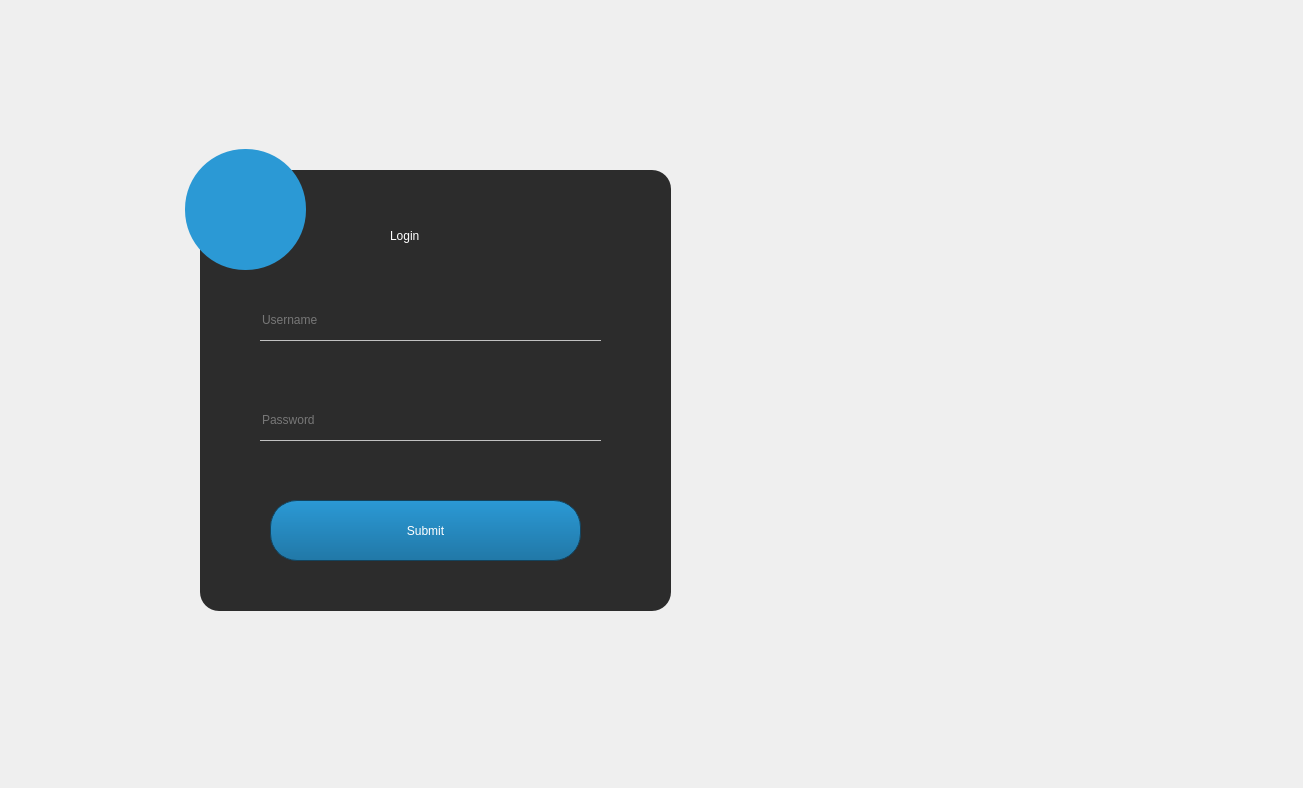
Old version of the form theLIBRARY/login.ui in the repository 270122090/the_Library.
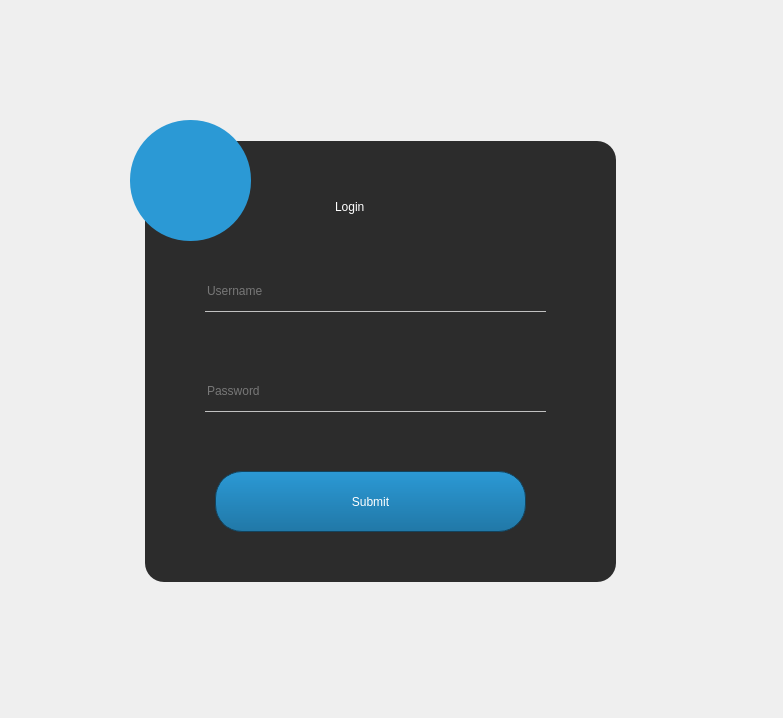
New version of the form.

Commit message: Login Redesign

The edit to the form file:
```diff
--- a/theLIBRARY/login.ui
+++ b/theLIBRARY/login.ui
@@ -6,8 +6,8 @@
    <rect>
     <x>0</x>
     <y>0</y>
-    <width>1303</width>
-    <height>788</height>
+    <width>783</width>
+    <height>718</height>
    </rect>
   </property>
   <property name="windowTitle">
@@ -16,8 +16,8 @@
   <widget class="QLabel" name="labelBackground">
    <property name="geometry">
     <rect>
-     <x>70</x>
-     <y>40</y>
+     <x>15</x>
+     <y>11</y>
      <width>721</width>
      <height>691</height>
     </rect>
@@ -38,8 +38,8 @@
   <widget class="QFrame" name="frame_2">
    <property name="geometry">
     <rect>
-     <x>200</x>
-     <y>170</y>
+     <x>145</x>
+     <y>141</y>
      <width>471</width>
      <height>441</height>
     </rect>
@@ -173,11 +173,33 @@
     </property>
    </widget>
   </widget>
+  <widget class="QLabel" name="labelAstronaut">
+   <property name="geometry">
+    <rect>
+     <x>155</x>
+     <y>141</y>
+     <width>71</width>
+     <height>71</height>
+    </rect>
+   </property>
+   <property name="styleSheet">
+    <string notr="true"/>
+   </property>
+   <property name="frameShape">
+    <enum>QFrame::NoFrame</enum>
+   </property>
+   <property name="text">
+    <string/>
+   </property>
+   <property name="scaledContents">
+    <bool>true</bool>
+   </property>
+  </widget>
   <widget class="QToolButton" name="toolButton">
    <property name="geometry">
     <rect>
-     <x>185</x>
-     <y>149</y>
+     <x>130</x>
+     <y>120</y>
      <width>121</width>
      <height>121</height>
     </rect>
@@ -196,28 +218,10 @@
     </size>
    </property>
   </widget>
-  <widget class="QLabel" name="labelAstronaut">
-   <property name="geometry">
-    <rect>
-     <x>210</x>
-     <y>170</y>
-     <width>71</width>
-     <height>71</height>
-    </rect>
-   </property>
-   <property name="styleSheet">
-    <string notr="true"/>
-   </property>
-   <property name="frameShape">
-    <enum>QFrame::NoFrame</enum>
-   </property>
-   <property name="text">
-    <string/>
-   </property>
-   <property name="scaledContents">
-    <bool>true</bool>
-   </property>
-  </widget>
+  <zorder>labelBackground</zorder>
+  <zorder>frame_2</zorder>
+  <zorder>toolButton</zorder>
+  <zorder>labelAstronaut</zorder>
  </widget>
  <resources/>
  <connections/>
```
The commit also changes 71 other files.
